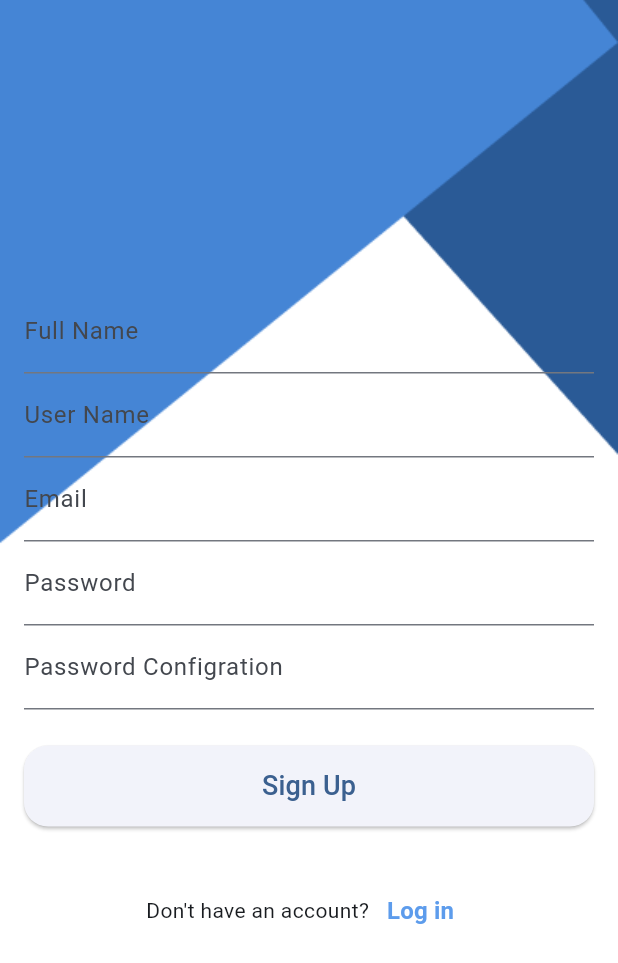
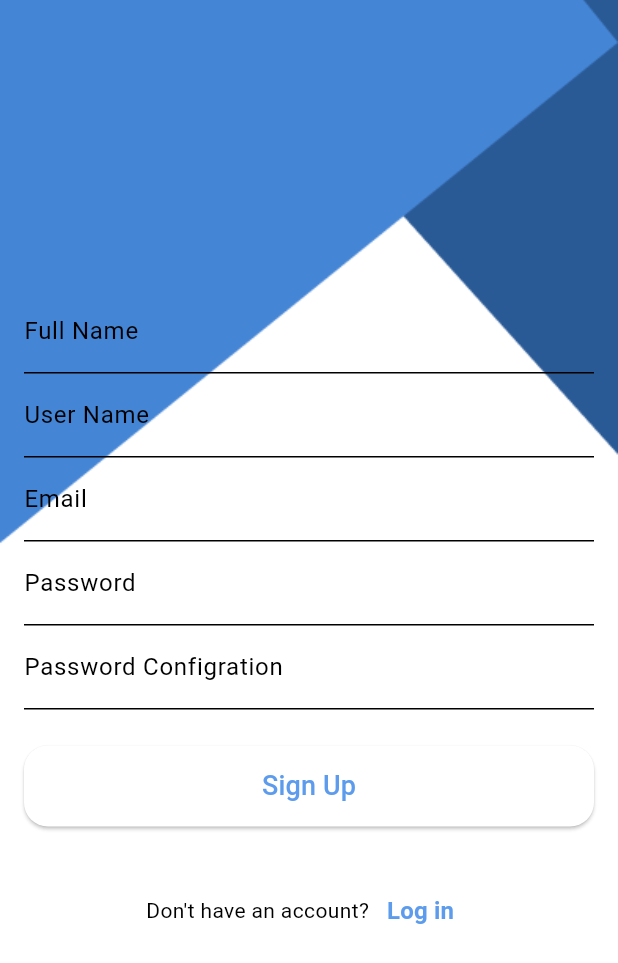
Before and after one commit to MuhamedUssama/Todo-App, a Flutter app: the RegisterScreen screen opened by its route, on a phone screen of 412 x 824 dp. Shown: the top 963 px of the screen. Run offline on Flutter 3.47's test engine with Material 3 defaults, Android fonts, the phone set to English and light mode, and no system bars; our stand-ins replace cloud_firestore, firebase_auth, firebase_core; accounts and stored records are empty.

Commit message:
Finished BottomSheet Style In Light & Dark Theme

```diff
--- a/lib/routes.dart
+++ b/lib/routes.dart
@@ -7,7 +7,7 @@ import 'package:todo_app/screens/register/register_screen.dart';
 import 'package:todo_app/screens/splash/splash.dart';
 
 abstract class AppRouter {
-  static const String initialRoute = SplashScreen.routeName;
+  static const String initialRoute = HomeScreen.routeName;
 
   static Map<String, Widget Function(BuildContext)> appRoutes = {
     SplashScreen.routeName: (context) => const SplashScreen(),
--- a/lib/screens/home/list_tab/list_tab_screen.dart
+++ b/lib/screens/home/list_tab/list_tab_screen.dart
@@ -6,6 +6,6 @@ class ListScreen extends StatelessWidget {
 
   @override
   Widget build(BuildContext context) {
-    return const Placeholder();
+    return Scaffold();
   }
 }
--- a/lib/utils/app_colors.dart
+++ b/lib/utils/app_colors.dart
@@ -4,8 +4,10 @@ abstract class AppColors {
   static const Color primaryColor = Color(0xff5D9CEC);
   static const Color laightScaffoldBackgroundColor = Color(0xffDFECDB);
   static const Color lightFloatingActionBottmBorderSide = Colors.white;
+  static const Color bottomSheetLight = Colors.white;
 
   static const Color darkScaffoldBackgroundColor = Color(0xff060E1E);
   static const Color darkUnSelectedIconNavigationBar = Color(0XFFC8C9CB);
   static const Color darkFloatingActionBottmBorderSide = Color(0XFF141922);
+  static const Color bottomSheetdark = Color(0XFF141922);
 }
--- a/lib/utils/app_theme.dart
+++ b/lib/utils/app_theme.dart
@@ -3,8 +3,20 @@ import 'package:todo_app/utils/app_colors.dart';
 
 abstract class AppTheme {
   static ThemeData lightThemeData = ThemeData(
-    colorScheme: ColorScheme.fromSeed(seedColor: AppColors.primaryColor),
+    colorScheme: const ColorScheme.light().copyWith(
+      primary: AppColors.primaryColor,
+      secondary: Colors.white,
+      tertiary: Colors.black,
+    ),
+    textTheme: const TextTheme(
+      bodyLarge: TextStyle(color: Colors.white),
+      bodyMedium: TextStyle(color: Colors.black),
+      bodySmall: TextStyle(color: AppColors.primaryColor),
+    ),
     primaryColor: AppColors.primaryColor,
+    unselectedWidgetColor: const Color(0XFFA9A9A9).withOpacity(0.9),
+    bottomSheetTheme:
+        const BottomSheetThemeData(backgroundColor: AppColors.bottomSheetLight),
     scaffoldBackgroundColor: AppColors.laightScaffoldBackgroundColor,
     floatingActionButtonTheme: const FloatingActionButtonThemeData(
       backgroundColor: AppColors.primaryColor,
@@ -28,8 +40,20 @@ abstract class AppTheme {
   );
 
   static ThemeData darkThemeData = ThemeData(
-    colorScheme: ColorScheme.fromSeed(seedColor: AppColors.primaryColor),
+    colorScheme: const ColorScheme.light().copyWith(
+      primary: AppColors.primaryColor,
+      secondary: Colors.white,
+      tertiary: AppColors.darkUnSelectedIconNavigationBar,
+    ),
+    textTheme: TextTheme(
+      bodyLarge: const TextStyle(color: AppColors.darkScaffoldBackgroundColor),
+      bodyMedium: const TextStyle(color: Colors.white),
+      bodySmall: TextStyle(color: const Color(0XFFCDCACA).withOpacity(0.9)),
+    ),
     primaryColor: AppColors.primaryColor,
+    unselectedWidgetColor: const Color(0XFFCDCACA).withOpacity(0.9),
+    bottomSheetTheme:
+        const BottomSheetThemeData(backgroundColor: AppColors.bottomSheetdark),
     scaffoldBackgroundColor: AppColors.darkScaffoldBackgroundColor,
     floatingActionButtonTheme: const FloatingActionButtonThemeData(
       backgroundColor: AppColors.primaryColor,
```
Also changed, not shown: lib/screens/home/home.dart (+13 -1 lines), lib/widgets/custom_text_field.dart (added, +45 -0 lines), lib/widgets/tasks_bottom_sheet.dart (added, +80 -0 lines).
